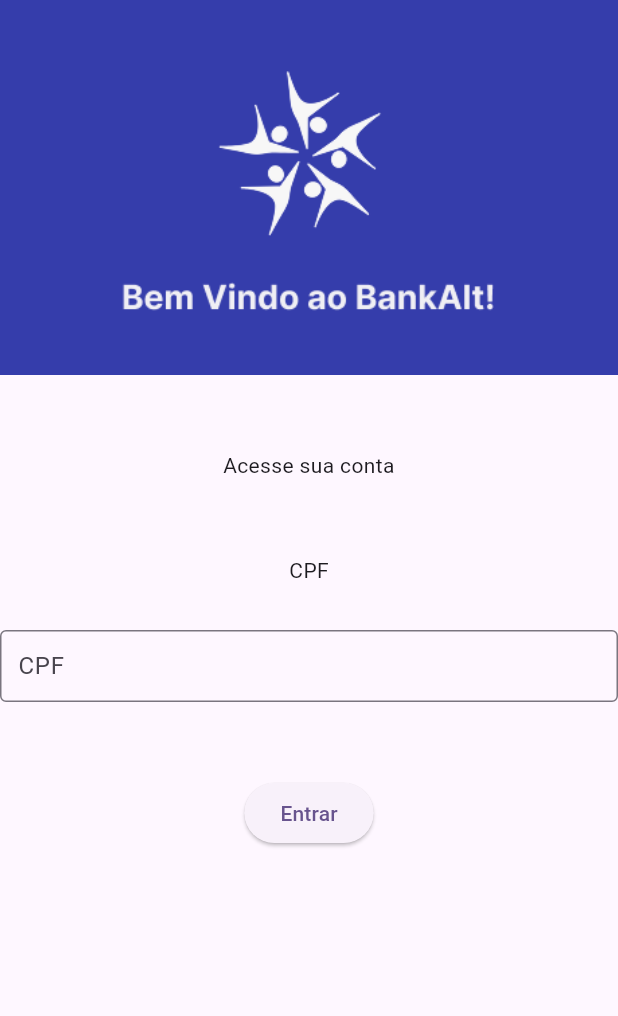
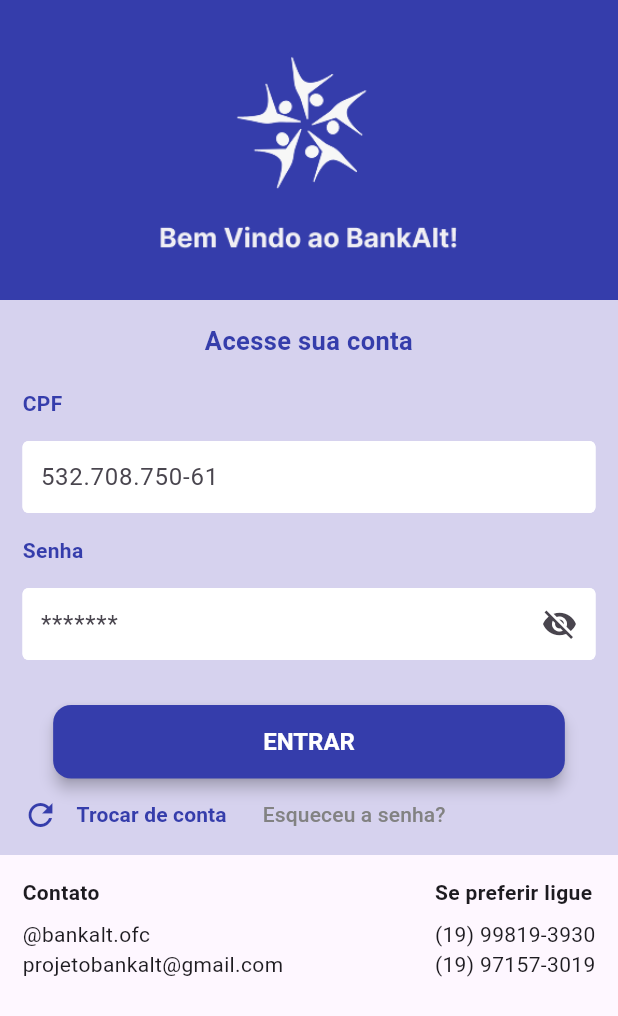
Before and after one commit to BankaltOficial/Mobile, a Flutter app: the screen it shows after launch, on a phone screen of 412 x 824 dp. Shown: the top 1016 px of the screen. Run offline on Flutter 3.47's test engine with Material 3 defaults, Android fonts, the phone set to English and light mode, and no system bars; our stand-ins replace mask_text_input_formatter.

Commit message:
primeira atualização

```diff
--- a/lib/WelcomeScreen.dart
+++ b/lib/WelcomeScreen.dart
@@ -1,61 +1,195 @@
+// ignore: file_names
+// ignore_for_file: prefer_const_constructors, prefer_const_literals_to_create_immutables
+
 import 'package:flutter/material.dart';
+import 'package:flutter_application_1/inicialScreen.dart';
+import 'package:mask_text_input_formatter/mask_text_input_formatter.dart';
 
-class Welcomescreen extends StatefulWidget {
-  const Welcomescreen({super.key});
+class WelcomeScreen extends StatefulWidget {
+  const WelcomeScreen({super.key});
 
   @override
-  State<Welcomescreen> createState() => _WelcomescreenState();
+  State<WelcomeScreen> createState() => _WelcomeScreenState();
 }
 
-Color colorbluetitle = Color(0xFF353DAB);
+TextEditingController cpfController = TextEditingController();
+TextEditingController passwordController = TextEditingController();
+Color mainBlue= const Color(0xFF353DAB);
+Color mainBlueWeak = const Color.fromARGB(51, 53, 61, 171);
+Color mainWhite = const Color(0xFFFFFFFF);
+Color gray = const Color(0xFF828282);
+bool _senhaVisivel = false;
 
-class _WelcomescreenState extends State<Welcomescreen> {
+class _WelcomeScreenState extends State<WelcomeScreen> {
 
   final _formKey = GlobalKey<FormState>();
 
   @override
   Widget build(BuildContext context) {
+
+    var cpfMask = MaskTextInputFormatter(mask: '###.###.###-##', filter: { "#": RegExp(r'[0-9]') });
+
     return Scaffold(appBar: AppBar(
-      toolbarHeight: 250,
-        backgroundColor: colorbluetitle,
-        title: Image.asset('assets/images/LogoTitulo.png', height: 250, width: 250,),
+      toolbarHeight: 200,
+        backgroundColor: mainBlue,
+        title: Image.asset('assets/images/LogoTitulo.png', height: 200, width: 200,),
         centerTitle: true,
 ),
-      body: Center(
-        child: Form(
-          key: _formKey,
-          child: Column(
+      body: Column(
+        children: [
+          Container(
+          height: 370,
+          color: mainBlueWeak,
+          padding: EdgeInsets.all(15),
+          child: Form(
+            key: _formKey,
+            child: Column(
+            mainAxisAlignment: MainAxisAlignment.spaceEvenly,
             children: [
-              SizedBox(height: 50,),
-              Text("Acesse sua conta", textAlign: TextAlign.center, ),
-              SizedBox(height: 50,),
-              Text("CPF", textAlign: TextAlign.left),
-              SizedBox(height: 30,),
+              Text("Acesse sua conta", textAlign: TextAlign.center, style: TextStyle(color: mainBlue, fontWeight: FontWeight.bold, fontSize: 17)),
+              SizedBox(height: 20),
+              Align(
+              alignment: Alignment.centerLeft,
+              child: Text("CPF", textAlign: TextAlign.left, style: TextStyle(color: mainBlue, fontWeight: FontWeight.bold)),
+              ),
+              SizedBox(height: 15),
               TextFormField(
+                controller: cpfController,
+                inputFormatters: [cpfMask],
                 validator: (value) {
-                  if(value == null || value.isEmpty)
-                  return 'Por favor, preencha todos os campos obrigatórios antes de continuar';
+                  if(value == null || value.isEmpty){
+                  return "Preencha todos os campos antes de continuar";
+                  }
+
+                  else if(value.length != 14){
+                    return "O CPF deve ter exatamente 11 dígitos";
+                  }
+
+                  return null;
                 },
                 decoration: InputDecoration(
-                  labelText: "CPF",
-                  border: OutlineInputBorder(),
+                  filled: true,
+                  fillColor: Colors.white,
+                  hintText: '532.708.750-61',
+                  enabledBorder: OutlineInputBorder(borderSide: BorderSide(color: Colors.white)),
+                  border: OutlineInputBorder(
+                    borderRadius: BorderRadius.circular(8),
+                  ),
                   contentPadding: EdgeInsets.all(8)
                 ),
               ),
-              SizedBox(height: 50,),
+              SizedBox(height: 15),
+              Align(
+              alignment: Alignment.centerLeft,
+              child: Text("Senha", textAlign: TextAlign.left, style: TextStyle(color: mainBlue, fontWeight: FontWeight.bold)),
+              ),
+              SizedBox(height: 15),
+              TextFormField(
+                controller: passwordController,
+                obscureText: !_senhaVisivel,
+                validator: (value) {
+                  if(value == null || value.isEmpty){
+                  return "Preencha todos os campos antes de continuar";
+                  } // voltar novamente quando for validar a senha
+
+                  return null;
+                },
+                decoration: InputDecoration(
+                  suffixIcon: IconButton(
+                  icon: Icon(
+                    _senhaVisivel ? Icons.visibility : Icons.visibility_off,
+                  ),
+                  onPressed: () {
+                    setState(() {
+                      _senhaVisivel = !_senhaVisivel;
+                    });
+                  },
+                ),
+                  filled: true,
+                  fillColor: Colors.white,
+                  hintText: '*******',
+                  enabledBorder: OutlineInputBorder(borderSide: BorderSide(color: Colors.white)),
+                  border: OutlineInputBorder(
+                    borderRadius: BorderRadius.circular(8),
+                  ),
+                  contentPadding: EdgeInsets.all(8)
+                ),
+              ),
+              SizedBox(height: 30),
               ElevatedButton(
               onPressed: () {
                   if (_formKey.currentState!.validate()) {
                     ScaffoldMessenger.of(context).showSnackBar(
                       const SnackBar(content: Text('Carregando...')),
                     );
+                    Navigator.push(
+                      context,
+                      MaterialPageRoute(builder: (context) => InicialScreen())
+                    );
                   }
                 },
-                child: const Text('Entrar'),
+                style: ElevatedButton.styleFrom(
+                  backgroundColor: mainBlue,
+                  foregroundColor: Colors.white,
+                  elevation: 4,
+                  shape: RoundedRectangleBorder(
+                    borderRadius: BorderRadius.circular(12),
+                  ),
+                  padding: EdgeInsets.symmetric(horizontal: 140, vertical: 15),
+                  textStyle: TextStyle(fontSize: 16, fontWeight: FontWeight.bold),
+                ),
+                child: const Text('ENTRAR'),
+              ),
+              Row(
+              children: [
+              Align(
+              alignment: Alignment.centerLeft,
+              child: Row(children: [ Icon(Icons.refresh, color: mainBlue),
+              TextButton(onPressed: () {
+              }, child: Text("Trocar de conta", style: TextStyle(color: mainBlue, fontWeight: FontWeight.bold),))]),
+              ),
+              Align(
+                alignment: Alignment.centerRight,
+                child: TextButton(onPressed: () {
+                }, child: Text("Esqueceu a senha?", style: TextStyle(color: gray),)),
+              )
+              ]
+            ),
+        ]
+        )
+        ),
+      ),
+        Container(
+          padding: EdgeInsets.all(15),
+          child: Row(
+          mainAxisAlignment: MainAxisAlignment.spaceBetween,
+          crossAxisAlignment: CrossAxisAlignment.start,
+          children: [
+              Column(
+                crossAxisAlignment: CrossAxisAlignment.start,
+                children: [
+                  Text("Contato", style: TextStyle(fontWeight: FontWeight.bold)),
+                  SizedBox(height: 8),
+                  Text("@bankalt.ofc"),
+                  Text("projetobankalt@gmail.com"),
+                ],
+              ),
+
+              // Coluna de telefone
+              Column(
+                crossAxisAlignment: CrossAxisAlignment.start,
+                children: [
+                  Text("Se preferir ligue", style: TextStyle(fontWeight: FontWeight.bold)),
+                  SizedBox(height: 8),
+                  Text("(19) 99819-3930"),
+                  Text("(19) 97157-3019"),
+                ],
               ),
             ],
-        )),
+          ),
+        )
+      ]
       )
-      );
+    );
   }
 }
--- a/lib/main.dart
+++ b/lib/main.dart
@@ -1,3 +1,5 @@
+// ignore_for_file: unused_import
+
 import 'package:flutter/material.dart';
 import 'package:flutter_application_1/SplashScreen.dart';
 import 'package:flutter_application_1/WelcomeScreen.dart';
--- a/pubspec.yaml
+++ b/pubspec.yaml
@@ -30,6 +30,7 @@ environment:
 dependencies:
   flutter:
     sdk: flutter
+  mask_text_input_formatter: ^2.0.0
 
 
   # The following adds the Cupertino Icons font to your application.
@@ -63,6 +64,7 @@ flutter:
     - assets/images/Logo.png
     - assets/images/LogoBANKALTsemfundo1.png
     - assets/images/LogoTitulo.png
+    - assets/images/IgorSuracci.png
 
   # An image asset can refer to one or more resolution-specific "variants", see
   # https://flutter.dev/to/resolution-aware-images
```
Also changed, not shown: lib/PixScreen.dart (added, +106 -0 lines), lib/SplashScreen.dart (+10 -7 lines), lib/TermsScreen.dart (added, +96 -0 lines), lib/inicialScreen.dart (added, +105 -0 lines), assets/images/IgorSuracci.png (added), pubspec.lock.
